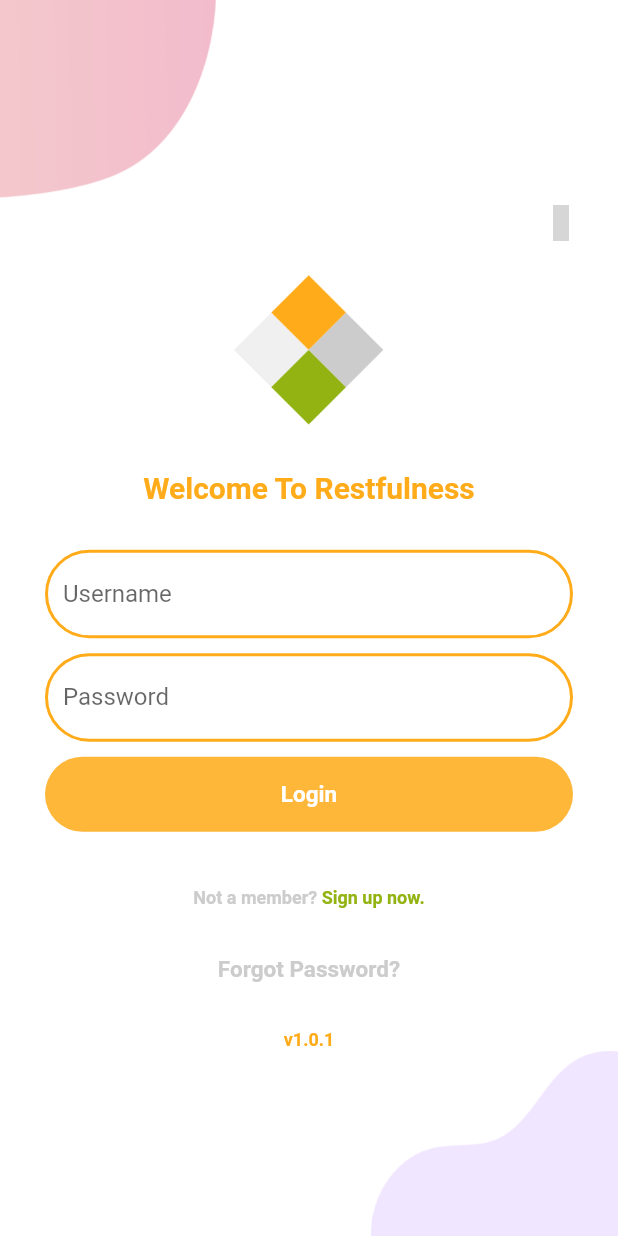
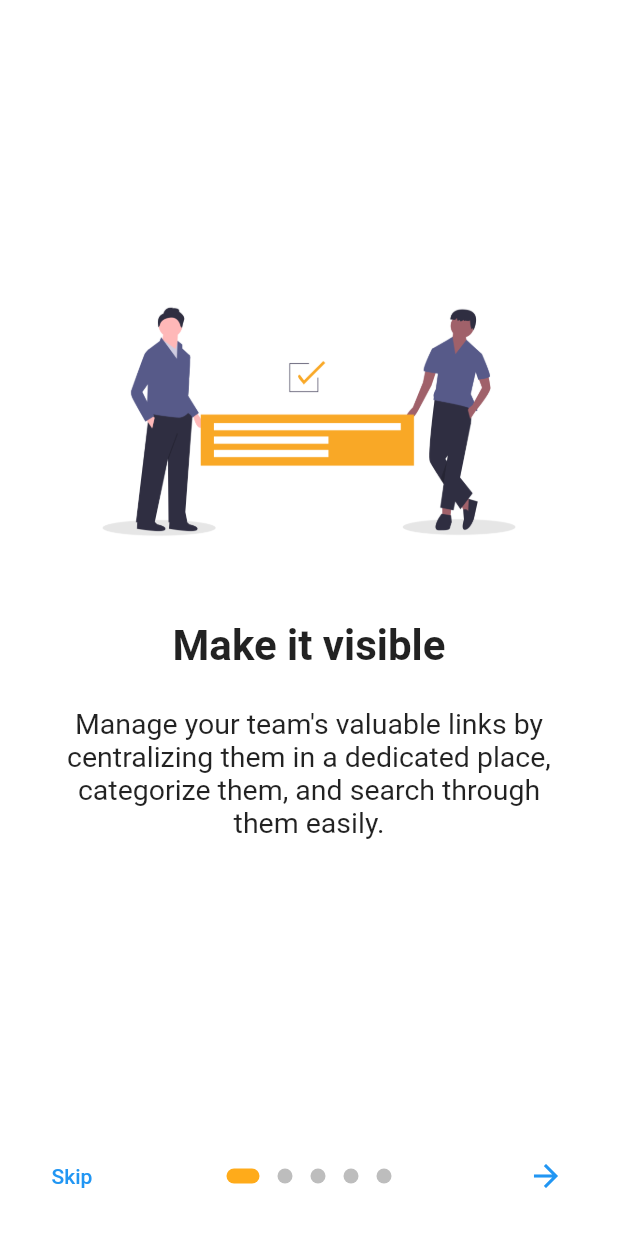
Before and after one commit to Restfulness/Restfulness-flutter-app, a Flutter app: the screen it shows after launch, on a phone screen of 412 x 824 dp. Run offline on Flutter 3.47's test engine with Material 2 defaults, Android fonts, the phone set to English and light mode, and no system bars; drawn by our look-alikes of introduction_screen; our stand-ins replace dotted_border, fancy_bottom_navigation, flutter_datetime_picker, flutter_tags, fluttertoast, jwt_decoder and 6 more; missing offline and left inert: flutter_sequence_animation, receive_sharing_intent; accounts and stored records are empty; grey boxes are pictures that could not be loaded.

Commit message:
Add intro to app

```diff
--- /dev/null
+++ b/lib/src/screens/app_intro_screen.dart
@@ -0,0 +1,136 @@
+import 'package:flutter/cupertino.dart';
+import 'package:flutter/material.dart';
+import 'package:introduction_screen/introduction_screen.dart';
+import 'package:material_design_icons_flutter/material_design_icons_flutter.dart';
+import 'package:restfulness/src/screens/login/login_screen.dart';
+import 'package:shared_preferences/shared_preferences.dart';
+
+class AppIntroScreen extends StatefulWidget {
+  @override
+  _AppIntroScreenState createState() => _AppIntroScreenState();
+}
+
+class _AppIntroScreenState extends State<AppIntroScreen> {
+  final introKey = GlobalKey<IntroductionScreenState>();
+
+  void _onIntroEnd(context) {
+
+    _saveIntro().then((value){
+      if(value){
+        _redirectToPage(context, LoginScreen());
+      }
+    });
+  }
+
+  Widget _buildImage(String assetName) {
+    return Align(
+      child: Image.asset('assets/intro/$assetName.png', width: 350.0),
+      alignment: Alignment.bottomCenter,
+    );
+  }
+
+  @override
+  Widget build(BuildContext context) {
+    const bodyStyle = TextStyle(fontSize: 19.0);
+    const pageDecoration = const PageDecoration(
+      titleTextStyle: TextStyle(fontSize: 28.0, fontWeight: FontWeight.w700),
+      bodyTextStyle: bodyStyle,
+      descriptionPadding: EdgeInsets.fromLTRB(16.0, 0.0, 16.0, 16.0),
+      pageColor: Colors.white,
+      imagePadding: EdgeInsets.zero,
+    );
+
+    return IntroductionScreen(
+      key: introKey,
+      pages: [
+        PageViewModel(
+          title: "Make it visible",
+          body:
+              "Manage your team's valuable links by centralizing them in a dedicated place, categorize them, and search through them easily.",
+          image: _buildImage('img1'),
+          decoration: pageDecoration,
+        ),
+        PageViewModel(
+          title: "Make it trackable",
+          body:
+              "Follow exciting links that each team's members are finding and make these activities bold and smooth.",
+          image: _buildImage('img2'),
+          decoration: pageDecoration,
+        ),
+        PageViewModel(
+          title: "Add your server",
+          body:
+              "On the login page by tapping on the gear icon you can configure your server address and by going to settings you can change it, or you can use the demo server.",
+          image: _buildImage('img3'),
+          decoration: pageDecoration,
+        ),
+        PageViewModel(
+          title: "Control your links",
+          body: "You have two options to control your links, by going to settings you can turn on/off the preview",
+          image: Align(
+            child: Column(
+              children: [
+                SizedBox(height:200,),
+                Image.asset('assets/intro/animation1.gif', width: 250.0),
+              ],
+            ),
+            alignment: Alignment.center,
+          ),
+          decoration: pageDecoration,
+        ),
+        PageViewModel(
+          title: "Update categories",
+          body: "By Clicking on plus or hashtag you can update your category",
+          image: Align(
+            child: Column(
+              children: [
+                SizedBox(height: 150,),
+                Image.asset('assets/intro/img4.png', width: 250.0),
+                SizedBox(height: 25,),
+                Image.asset('assets/intro/img5.png', width: 250.0)
+              ],
+            ),
+            alignment: Alignment.center,
+          ),
+          decoration: pageDecoration,
+        ),
+      ],
+      onDone: () => _onIntroEnd(context),
+      //onSkip: () => _onIntroEnd(context), // You can override onSkip callback
+      showSkipButton: true,
+      skipFlex: 0,
+      nextFlex: 0,
+      skip: const Text('Skip'),
+      next: const Icon(Icons.arrow_forward),
+      done: const Text('Done', style: TextStyle(fontWeight: FontWeight.w600)),
+      dotsDecorator: const DotsDecorator(
+        size: Size(10.0, 10.0),
+        color: Color(0xFFBDBDBD),
+        activeSize: Size(22.0, 10.0),
+        activeShape: RoundedRectangleBorder(
+          borderRadius: BorderRadius.all(Radius.circular(25.0)),
+        ),
+      ),
+    );
+  }
+
+
+  Future<void> _redirectToPage(BuildContext context, Widget page) async {
+    final MaterialPageRoute<bool> newRoute =
+    MaterialPageRoute<bool>(builder: (BuildContext context) => page);
+
+    final bool nav = await Navigator.of(context)
+        .pushAndRemoveUntil<bool>(newRoute, ModalRoute.withName('/'));
+    if (nav == true) {
+      //TODO: init
+    }
+  }
+
+  Future<bool> _saveIntro() async {
+    final prefs = await SharedPreferences.getInstance();
+    final key = 'intro';
+    final isSaved = prefs.setBool(key, true);
+    return isSaved;
+  }
+
+}
```
Also changed, not shown: lib/src/screens/decision_screen.dart (+43 -29 lines), pubspec.yaml (+7 -0 lines), assets/intro/animation2.gif (added), assets/intro/img1.png (added), assets/intro/img2.png (added), assets/intro/img3.png (added), assets/intro/img4.png (added), assets/intro/img5.png (added), pubspec.lock, 1 other file.
